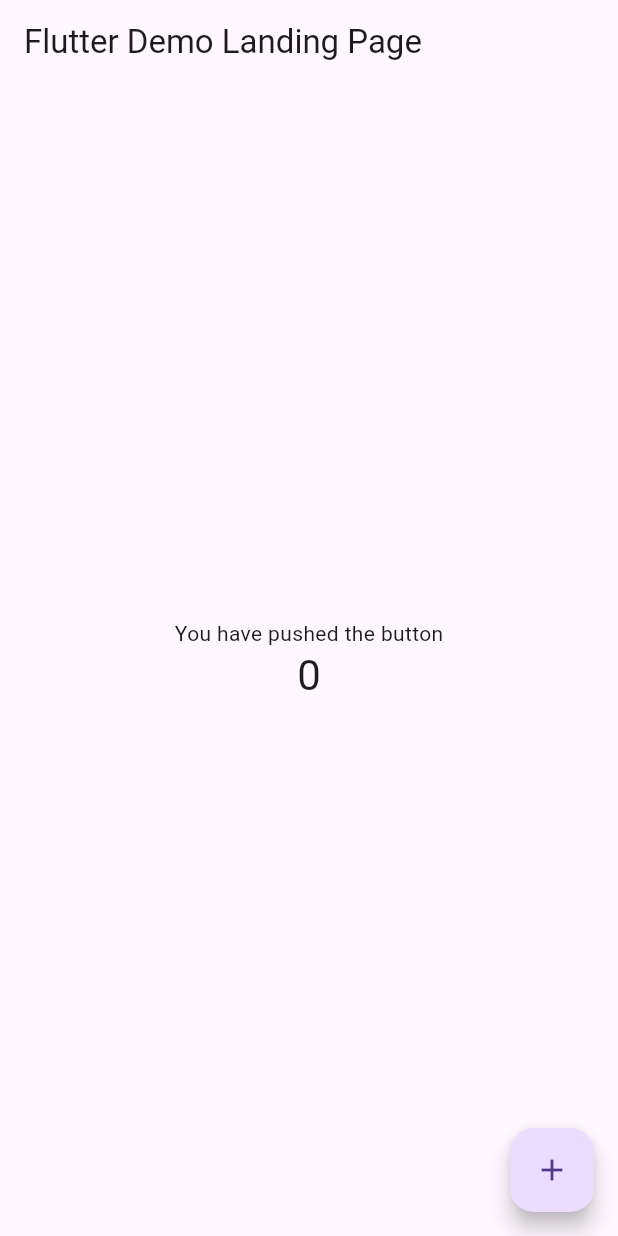
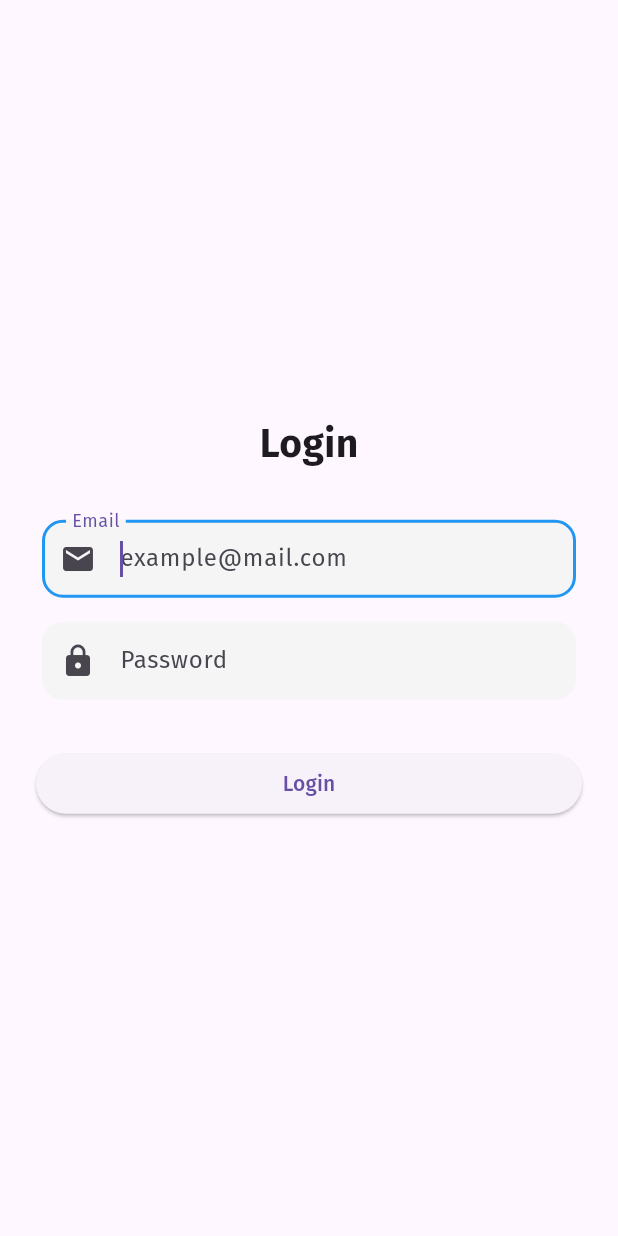
Before and after one commit to Apple-JD/flash_card, a Flutter app: the screen it shows after launch, on a phone screen of 412 x 824 dp. Run offline on Flutter 3.47's test engine with Material 3 defaults, Android fonts, the phone set to English and light mode, and no system bars; our stand-ins replace google_fonts.

Commit message:
new font tested

```diff
--- a/lib/featutes/auth/login_screen.dart
+++ b/lib/featutes/auth/login_screen.dart
@@ -0,0 +1,104 @@
+import 'package:flutter/material.dart';
+import '../../widgets/app_input.dart';
+
+class LoginScreen extends StatefulWidget {
+  const LoginScreen({super.key});
+
+  @override
+  State<LoginScreen> createState() => _LoginScreenState();
+}
+
+class _LoginScreenState extends State<LoginScreen> {
+  final _formKey = GlobalKey<FormState>();
+
+  final emailController = TextEditingController();
+  final passwordController = TextEditingController();
+
+  @override
+  void dispose() {
+    emailController.dispose();
+    passwordController.dispose();
+    super.dispose();
+  }
+
+  @override
+  Widget build(BuildContext context) {
+    return Scaffold(
+      body: Center(
+        child: ConstrainedBox(
+          constraints: const BoxConstraints(maxWidth: 420), // Web friendly
+          child: Padding(
+            padding: const EdgeInsets.all(24),
+            child: Form(
+              key: _formKey,
+              child: Column(
+                mainAxisSize: MainAxisSize.min,
+                children: [
+
+                  const Text(
+                    'Login',
+                    style: TextStyle(
+                      fontSize: 26,
+                      fontWeight: FontWeight.bold,
+                    ),
+                  ),
+
+                  const SizedBox(height: 24),
+
+                  /// EMAIL INPUT
+                  AppInput(
+                    label: 'Email',
+                    hint: 'example@mail.com',
+                    icon: Icons.email,
+                    controller: emailController,
+                    keyboardType: TextInputType.emailAddress,
+                    autofocus: true,
+                    validator: (value) {
+                      if (value == null || value.isEmpty) {
+                        return 'Email required';
+                      }
+                      if (!value.contains('@')) {
+                        return 'Invalid email';
+                      }
+                      return null;
+                    },
+                  ),
+
+                  /// PASSWORD INPUT
+                  AppInput(
+                    label: 'Password',
+                    icon: Icons.lock,
+                    controller: passwordController,
+                    isPassword: true,
+                    validator: (value) {
+                      if (value == null || value.length < 6) {
+                        return 'Minimum 6 characters';
+                      }
+                      return null;
+                    },
+                  ),
+
+                  const SizedBox(height: 24),
+
+                  /// SUBMIT BUTTON
+                  SizedBox(
+                    width: double.infinity,
+                    child: ElevatedButton(
+                      onPressed: () {
+                        if (_formKey.currentState!.validate()) {
+                          debugPrint(emailController.text);
+                          debugPrint(passwordController.text);
+                        }
+                      },
+                      child: const Text('Login'),
+                    ),
+                  ),
+                ],
+              ),
+            ),
+          ),
+        ),
+      ),
+    );
+  }
+}
--- a/lib/main.dart
+++ b/lib/main.dart
@@ -1,4 +1,6 @@
 import 'package:flutter/material.dart';
+import './featutes/auth/login_screen.dart';
+import 'package:google_fonts/google_fonts.dart';
 
 void main() {
   runApp(const MyApp());
@@ -23,6 +25,7 @@ class MyApp extends StatelessWidget {
         // Notice that the counter didn't reset back to zero; the application
         // is not restarted.
         primarySwatch: Colors.blue,
+        textTheme: GoogleFonts.firaSansTextTheme(),
       ),
       home: const MyHomePage(title: 'Flutter Demo Landing Page'),
     );
@@ -48,19 +51,6 @@ class MyHomePage extends StatefulWidget {
 }
 
 class _MyHomePageState extends State<MyHomePage> {
-  int _counter = 0;
-
-  void _incrementCounter() {
-    setState(() {
-      // This call to setState tells the Flutter framework that something has
-      // changed in this State, which causes it to rerun the build method below
-      // so that the display can reflect the updated values. If we changed
-      // _counter without calling setState(), then the build method would not be
-      // called again, and so nothing would appear to happen.
-      _counter++;
-    });
-  }
-
   @override
   Widget build(BuildContext context) {
     // This method is rerun every time setState is called, for instance as done
@@ -69,47 +59,8 @@ class _MyHomePageState extends State<MyHomePage> {
     // The Flutter framework has been optimized to make rerunning build methods
     // fast, so that you can just rebuild anything that needs updating rather
     // than having to individually change instances of widgets.
-    return Scaffold(
-      appBar: AppBar(
-        // Here we take the value from the MyHomePage object that was created by
-        // the App.build method, and use it to set our appbar title.
-        title: Text(widget.title),
-      ),
-      body: Center(
-        // Center is a layout widget. It takes a single child and positions it
-        // in the middle of the parent.
-        child: Column(
-          // Column is also a layout widget. It takes a list of children and
-          // arranges them vertically. By default, it sizes itself to fit its
-          // children horizontally, and tries to be as tall as its parent.
-          //
-          // Invoke "debug painting" (press "p" in the console, choose the
-          // "Toggle Debug Paint" action from the Flutter Inspector in Android
-          // Studio, or the "Toggle Debug Paint" command in Visual Studio Code)
-          // to see the wireframe for each widget.
-          //
-          // Column has various properties to control how it sizes itself and
-          // how it positions its children. Here we use mainAxisAlignment to
-          // center the children vertically; the main axis here is the vertical
-          // axis because Columns are vertical (the cross axis would be
-          // horizontal).
-          mainAxisAlignment: MainAxisAlignment.center,
-          children: <Widget>[
-            const Text(
-              'You have pushed the button',
-            ),
-            Text(
-              '$_counter',
-              style: Theme.of(context).textTheme.headlineMedium,
-            ),
-          ],
-        ),
-      ),
-      floatingActionButton: FloatingActionButton(
-        onPressed: _incrementCounter,
-        tooltip: 'Increment',
-        child: const Icon(Icons.add),
-      ), // This trailing comma makes auto-formatting nicer for build methods.
+    return const Scaffold(
+      body: LoginScreen(),
     );
   }
 }
--- /dev/null
+++ b/lib/widgets/app_input.dart
@@ -0,0 +1,73 @@
+import 'package:flutter/material.dart';
+
+class AppInput extends StatelessWidget {
+  final String label;
+  final String? hint;
+  final IconData? icon;
+  final TextEditingController controller;
+  final TextInputType keyboardType;
+  final bool isPassword;
+  final bool autofocus;
+  final int maxLines;
+  final String? Function(String?)? validator;
+  final void Function(String)? onChanged;
+
+  const AppInput({
+    super.key,
+    required this.label,
+    required this.controller,
+    this.hint,
+    this.icon,
+    this.keyboardType = TextInputType.text,
+    this.isPassword = false,
+    this.autofocus = false,
+    this.maxLines = 1,
+    this.validator,
+    this.onChanged,
+  });
+
+  @override
+  Widget build(BuildContext context) {
+    final isWeb = MediaQuery.of(context).size.width > 600;
+
+    return Padding(
+      padding: EdgeInsets.symmetric(
+        vertical: 8,
+        horizontal: isWeb ? 0 : 4,
+      ),
+      child: TextFormField(
+        controller: controller,
+        keyboardType: keyboardType,
+        obscureText: isPassword,
+        autofocus: autofocus,
+        maxLines: isPassword ? 1 : maxLines,
+        validator: validator,
+        onChanged: onChanged,
+        decoration: InputDecoration(
+          labelText: label,
+          hintText: hint,
+          prefixIcon: icon != null ? Icon(icon) : null,
+          floatingLabelBehavior: FloatingLabelBehavior.auto,
+          filled: true,
+          fillColor: Colors.grey.shade100,
+          contentPadding: const EdgeInsets.symmetric(
+            horizontal: 16,
+            vertical: 14,
+          ),
+          border: OutlineInputBorder(
+            borderRadius: BorderRadius.circular(14),
+            borderSide: BorderSide.none,
+          ),
+          focusedBorder: OutlineInputBorder(
+            borderRadius: BorderRadius.circular(14),
+            borderSide: const BorderSide(color: Colors.blue, width: 2),
+          ),
+          errorBorder: OutlineInputBorder(
+            borderRadius: BorderRadius.circular(14),
+            borderSide: const BorderSide(color: Colors.red),
+          ),
+        ),
+      ),
+    );
+  }
+}
--- a/pubspec.yaml
+++ b/pubspec.yaml
@@ -35,6 +35,7 @@ dependencies:
   # The following adds the Cupertino Icons font to your application.
   # Use with the CupertinoIcons class for iOS style icons.
   cupertino_icons: ^1.0.2
+  google_fonts: ^7.0.2
 
 dev_dependencies:
   flutter_test:
@@ -45,7 +46,7 @@ dev_dependencies:
   # activated in the `analysis_options.yaml` file located at the root of your
   # package. See that file for information about deactivating specific lint
   # rules and activating additional ones.
-  flutter_lints: ^2.0.0
+  flutter_lints: ^6.0.0
 
 # For information on the generic Dart part of this file, see the
 # following page: https://dart.dev/tools/pub/pubspec
@@ -85,6 +86,3 @@ flutter:
   #       - asset: fonts/TrajanPro.ttf
   #       - asset: fonts/TrajanPro_Bold.ttf
   #         weight: 700
-  #
-  # For details regarding fonts from package dependencies,
-  # see https://flutter.dev/custom-fonts/#from-packages
```
Also changed, not shown: pubspec.lock, 8 other files.
